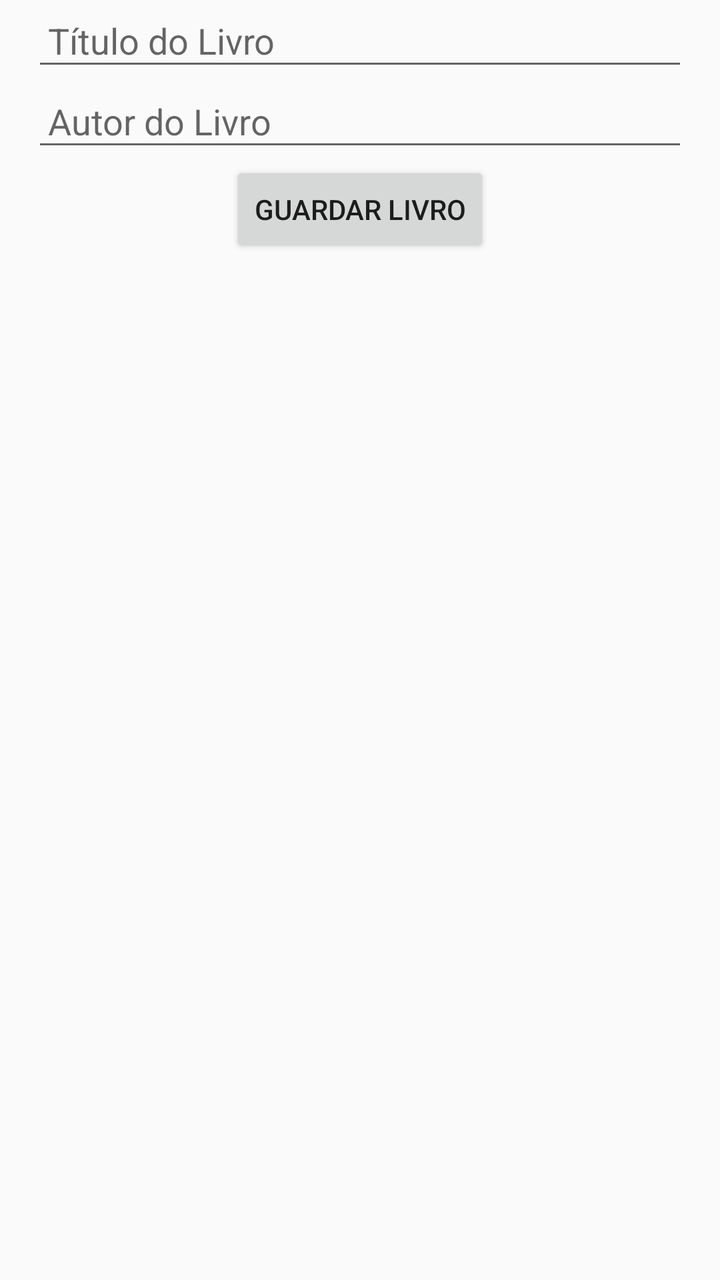
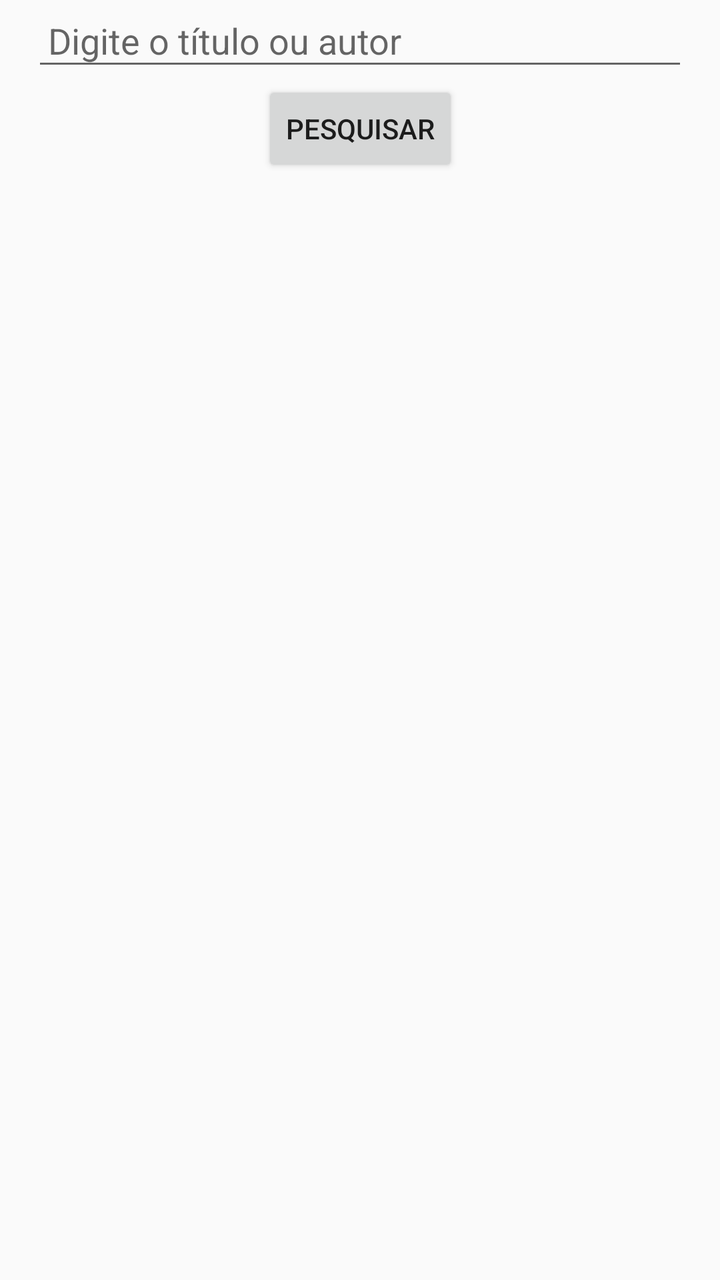

An Android layout rendered at two revisions. The XML below is the earlier revision; the diff shows what the commit changed to produce the second picture.
<!-- AndroidManifest.xml: activity theme Theme.P01DJPM -->
<!-- res/layout/activity_add_book.xml -->
<androidx.constraintlayout.widget.ConstraintLayout xmlns:android="http://schemas.android.com/apk/res/android"
    xmlns:app="http://schemas.android.com/apk/res-auto"
    xmlns:tools="http://schemas.android.com/tools"
    android:layout_width="match_parent"
    android:layout_height="match_parent"
    tools:context=".AddBookActivity">

    <EditText
        android:id="@+id/titleEditText"
        android:layout_width="0dp"
        android:layout_height="wrap_content"
        android:hint="Título do Livro"
        app:layout_constraintTop_toTopOf="parent"
        app:layout_constraintStart_toStartOf="parent"
        app:layout_constraintEnd_toEndOf="parent"
        android:layout_marginStart="16dp"
    android:layout_marginEnd="16dp"
    android:padding="8dp" />

    <EditText
        android:id="@+id/authorEditText"
        android:layout_width="0dp"
        android:layout_height="wrap_content"
        android:hint="Autor do Livro"
        app:layout_constraintTop_toBottomOf="@id/titleEditText"
        app:layout_constraintStart_toStartOf="parent"
        app:layout_constraintEnd_toEndOf="parent"
        android:layout_marginStart="16dp"
    android:layout_marginEnd="16dp"
    android:padding="8dp" />

    <Button
        android:id="@+id/saveBookButton"
        android:layout_width="wrap_content"
        android:layout_height="wrap_content"
        android:text="Guardar Livro"
        app:layout_constraintTop_toBottomOf="@id/authorEditText"
        app:layout_constraintStart_toStartOf="parent"
        app:layout_constraintEnd_toEndOf="parent" />

</androidx.constraintlayout.widget.ConstraintLayout>
<!-- resources referenced by this layout -->
<resources>
  <style name="Theme.P01DJPM" parent="Theme.AppCompat.Light.NoActionBar">
          <item name="colorPrimary">@color/purple_500</item>
          <item name="colorPrimaryDark">@color/purple_700</item>
          <item name="colorAccent">@color/teal_200</item>
      </style>
  <color name="purple_500">#FF6200EE</color>
  <color name="purple_700">#FF3700B3</color>
  <color name="teal_200">#FF03DAC5</color>
</resources>

<!-- the commit's change to res/layout/activity_add_book.xml (unified diff, before → after) -->
@@ -6,36 +6,32 @@
     tools:context=".AddBookActivity">
 
     <EditText
-        android:id="@+id/titleEditText"
+        android:id="@+id/searchEditText"
         android:layout_width="0dp"
         android:layout_height="wrap_content"
-        android:hint="Título do Livro"
+        android:hint="Digite o título ou autor"
         app:layout_constraintTop_toTopOf="parent"
         app:layout_constraintStart_toStartOf="parent"
         app:layout_constraintEnd_toEndOf="parent"
         android:layout_marginStart="16dp"
-    android:layout_marginEnd="16dp"
-    android:padding="8dp" />
-
-    <EditText
-        android:id="@+id/authorEditText"
-        android:layout_width="0dp"
-        android:layout_height="wrap_content"
-        android:hint="Autor do Livro"
-        app:layout_constraintTop_toBottomOf="@id/titleEditText"
-        app:layout_constraintStart_toStartOf="parent"
-        app:layout_constraintEnd_toEndOf="parent"
-        android:layout_marginStart="16dp"
-    android:layout_marginEnd="16dp"
-    android:padding="8dp" />
+        android:layout_marginEnd="16dp"
+        android:padding="8dp" />
 
     <Button
-        android:id="@+id/saveBookButton"
+        android:id="@+id/searchButton"
         android:layout_width="wrap_content"
         android:layout_height="wrap_content"
-        android:text="Guardar Livro"
-        app:layout_constraintTop_toBottomOf="@id/authorEditText"
+        android:text="Pesquisar"
+        app:layout_constraintTop_toBottomOf="@id/searchEditText"
         app:layout_constraintStart_toStartOf="parent"
         app:layout_constraintEnd_toEndOf="parent" />
 
+    <androidx.recyclerview.widget.RecyclerView
+        android:id="@+id/booksRecyclerView"
+        android:layout_width="0dp"
+        android:layout_height="0dp"
+        app:layout_constraintTop_toBottomOf="@id/searchButton"
+        app:layout_constraintStart_toStartOf="parent"
+        app:layout_constraintEnd_toEndOf="parent"
+        app:layout_constraintBottom_toBottomOf="parent" />
 </androidx.constraintlayout.widget.ConstraintLayout>
